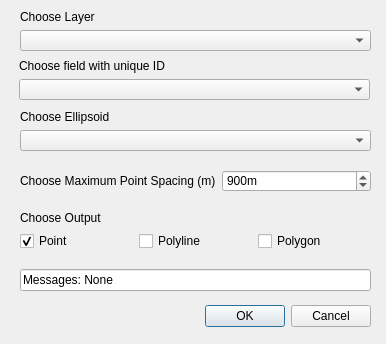
GeoscienceAustralia/GeodesicDensifier, file geodesic_densifier_dialog_base.ui: the form before one commit.
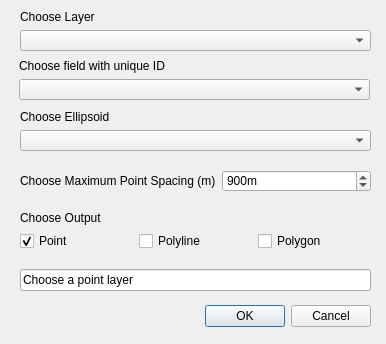
The form after the commit. Custom widgets are drawn as their Qt base class.

Commit message: fixed weird behaviour

What changed in the file:
```diff
--- a/geodesic_densifier_dialog_base.ui
+++ b/geodesic_densifier_dialog_base.ui
@@ -133,7 +133,7 @@
     <item>
      <widget class="QLineEdit" name="messageBox">
       <property name="text">
-       <string>Messages: None</string>
+       <string>Choose a point layer</string>
       </property>
      </widget>
     </item>
```
